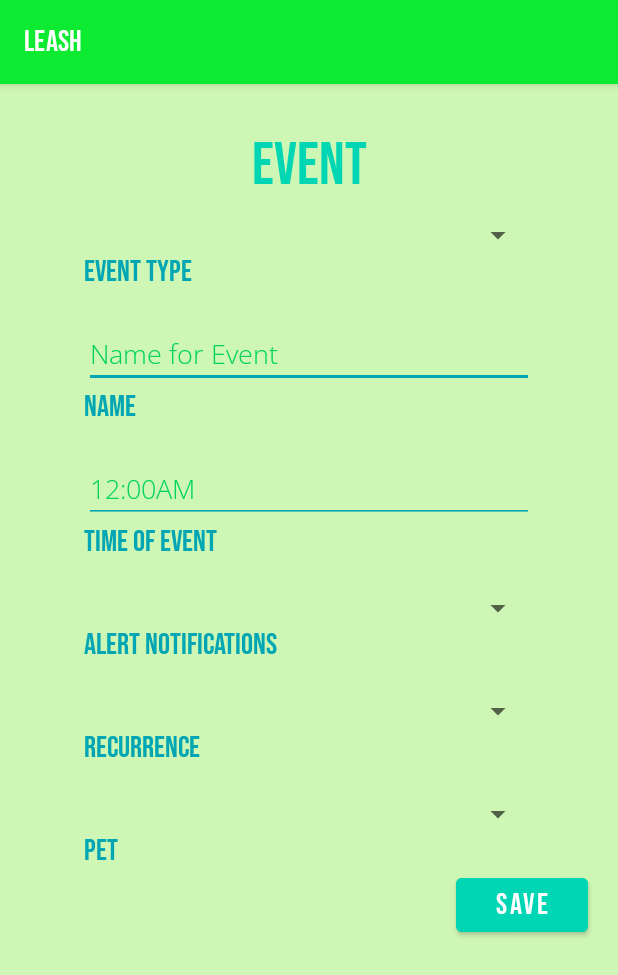
After one commit to kuznicmd-CSSE-483/Leash, an Android app: the fragment EventsCreateFragment shown on its own in the app's theme, on a phone screen of 412 x 824 dp. The commit adds this screen. Shown: the top 975 px of the screen. Run offline under Robolectric (Android 15) with nearby library versions, the phone set to English and light mode, and no system bars.

Commit message:
Added Pets Edit and Events Create Fragments

```diff
--- a/app/src/main/java/edu/rosehulman/leash/adapters/PetsAdapter.kt
+++ b/app/src/main/java/edu/rosehulman/leash/adapters/PetsAdapter.kt
@@ -98,6 +98,6 @@ class PetsAdapter(val fragment: PetsFragment) : RecyclerView.Adapter<PetsAdapter
     }
 
     fun parseDate(time: Timestamp): String {
-        return "${time.toDate().month.toString() + 1}/${time.toDate().date.toString()}/${time.toDate().year.toString().substring(1,3)}"
+        return "${time.toDate().month + 1}/${time.toDate().date.toString()}/${time.toDate().year.toString().substring(1,3)}"
     }
 }
--- /dev/null
+++ b/app/src/main/java/edu/rosehulman/leash/ui/EventsCreateFragment.kt
@@ -0,0 +1,20 @@
+package edu.rosehulman.leash.ui
+
+import android.os.Bundle
+import android.view.LayoutInflater
+import android.view.View
+import android.view.ViewGroup
+import androidx.fragment.app.Fragment
+import edu.rosehulman.leash.R
+
+class EventsCreateFragment : Fragment() {
+
+    override fun onCreateView(
+        inflater: LayoutInflater, container: ViewGroup?,
+        savedInstanceState: Bundle?
+    ): View {
+        // Inflate the layout for this fragment
+        return inflater.inflate(R.layout.fragment_events_create, container, false)
+    }
+
+}
--- a/app/src/main/java/edu/rosehulman/leash/ui/PetsCreateFragment.kt
+++ b/app/src/main/java/edu/rosehulman/leash/ui/PetsCreateFragment.kt
@@ -28,7 +28,7 @@ class PetsCreateFragment : Fragment() {
         inflater: LayoutInflater,
         container: ViewGroup?,
         savedInstanceState: Bundle?
-    ): View? {
+    ): View {
         model = ViewModelProvider(requireActivity()).get(PetsViewModel::class.java)
         binding = FragmentPetsCreateBinding.inflate(inflater, container, false)
 
--- /dev/null
+++ b/app/src/main/res/layout/fragment_events_create.xml
@@ -0,0 +1,168 @@
+<?xml version="1.0" encoding="utf-8"?>
+
+<ScrollView xmlns:android="http://schemas.android.com/apk/res/android"
+    xmlns:app="http://schemas.android.com/apk/res-auto"
+    xmlns:tools="http://schemas.android.com/tools"
+    android:id="@+id/scrollView"
+    android:layout_width="match_parent"
+    android:layout_height="match_parent"
+    android:fillViewport="true">
+
+    <RelativeLayout
+        android:layout_width="match_parent"
+        android:layout_height="match_parent"
+        android:background="@color/Foxtrot"
+        tools:context=".MainActivity">
+
+        <TextView
+            android:id="@+id/event_create_header"
+            android:layout_width="match_parent"
+            android:layout_height="wrap_content"
+            android:layout_marginStart="8dp"
+            android:layout_marginTop="30dp"
+            android:layout_marginEnd="8dp"
+            android:text="Event"
+            android:textAlignment="center"
+            android:textColor="@color/Golf"
+            android:textSize="40sp" />
+
+        <Spinner
+            android:id="@+id/event_type_create_spinner"
+            android:layout_width="300dp"
+            android:layout_height="wrap_content"
+            android:layout_below="@id/event_create_header"
+            android:layout_centerHorizontal="true"
+            android:layout_marginTop="10dp"
+            android:spinnerMode="dropdown" />
+
+        <TextView
+            android:id="@+id/event_type_create_textView"
+            android:layout_width="match_parent"
+            android:layout_height="wrap_content"
+            android:layout_below="@id/event_type_create_spinner"
+            android:layout_alignLeft="@id/event_type_create_spinner"
+            android:text="@string/events_edit_event_type"
+            android:textColor="@color/Hotel"
+            android:textSize="20sp" />
+
+        <EditText
+            android:id="@+id/name_create_editText"
+            android:layout_width="300dp"
+            android:layout_height="wrap_content"
+            android:layout_below="@id/event_type_create_textView"
+            android:layout_centerHorizontal="true"
+            android:layout_marginTop="20dp"
+            android:backgroundTint="@color/Hotel"
+            android:fontFamily="@font/open_sans_light"
+            android:hint="@string/events_edit_name_hint"
+            android:importantForAutofill="no"
+            android:inputType="text"
+            android:textColorHint="@color/Bravo" />
+
+        <TextView
+            android:id="@+id/name_create_textView"
+            android:layout_width="match_parent"
+            android:layout_height="wrap_content"
+            android:layout_below="@id/name_create_editText"
+            android:layout_alignLeft="@id/event_type_create_spinner"
+            android:text="@string/events_edit_name"
+            android:textColor="@color/Hotel"
+            android:textSize="20sp" />
+
+        <EditText
+            android:id="@+id/time_create_editText"
+            android:layout_width="300dp"
+            android:layout_height="wrap_content"
+            android:layout_below="@id/name_create_textView"
+            android:layout_centerHorizontal="true"
+            android:layout_marginTop="20dp"
+            android:backgroundTint="@color/Hotel"
+            android:fontFamily="@font/open_sans_light"
+            android:hint="@string/events_edit_time_hint"
+            android:importantForAutofill="no"
+            android:inputType="text"
+            android:textColorHint="@color/Bravo" />
+
+        <TextView
+            android:id="@+id/time_create_textView"
+            android:layout_width="match_parent"
+            android:layout_height="wrap_content"
+            android:layout_below="@id/time_create_editText"
+            android:layout_alignLeft="@id/event_type_create_spinner"
+            android:text="@string/events_edit_time"
+            android:textColor="@color/Hotel"
+            android:textSize="20sp" />
+
+        <Spinner
+            android:id="@+id/alert_create_spinner"
+            android:layout_width="300dp"
+            android:layout_height="wrap_content"
+            android:layout_below="@id/time_create_textView"
+            android:layout_centerHorizontal="true"
+            android:layout_marginTop="20dp"
+            android:spinnerMode="dropdown" />
+
+        <TextView
+            android:id="@+id/alert_create_textView"
+            android:layout_width="match_parent"
+            android:layout_height="wrap_content"
+            android:layout_below="@id/alert_create_spinner"
+            android:layout_alignLeft="@id/event_type_create_spinner"
+            android:text="@string/events_edit_alert"
+            android:textColor="@color/Hotel"
+            android:textSize="20sp" />
+
+        <Spinner
+            android:id="@+id/recurrence_create_spinner"
+            android:layout_width="300dp"
+            android:layout_height="wrap_content"
+            android:layout_below="@id/alert_create_textView"
+            android:layout_centerHorizontal="true"
+            android:layout_marginTop="20dp"
+            android:spinnerMode="dropdown" />
+
+        <TextView
+            android:id="@+id/recurrence_create_textView"
+            android:layout_width="match_parent"
+            android:layout_height="wrap_content"
+            android:layout_below="@id/recurrence_create_spinner"
+            android:layout_alignLeft="@id/event_type_create_spinner"
+            android:text="@string/events_edit_recurrence"
+            android:textColor="@color/Hotel"
+            android:textSize="20sp" />
+
+        <Spinner
+            android:id="@+id/pet_create_spinner"
+            android:layout_width="300dp"
+            android:layout_height="wrap_content"
+            android:layout_below="@id/recurrence_create_textView"
+            android:layout_centerHorizontal="true"
+            android:layout_marginTop="20dp"
+            android:spinnerMode="dropdown" />
+
+        <TextView
+            android:id="@+id/pet_create_textView"
+            android:layout_width="match_parent"
+            android:layout_height="wrap_content"
+            android:layout_below="@id/pet_create_spinner"
+            android:layout_alignLeft="@id/event_type_create_spinner"
+            android:text="@string/events_edit_pet_type"
+            android:textColor="@color/Hotel"
+            android:textSize="20sp" />
+
+        <Button
+            android:id="@+id/save_event_create_button"
+            android:layout_width="wrap_content"
+            android:layout_height="wrap_content"
+            android:layout_below="@id/pet_create_textView"
+            android:layout_alignParentRight="true"
+            android:layout_marginRight="20dp"
+            android:layout_marginBottom="20dp"
+            android:backgroundTint="@color/Golf"
+            android:text="@string/events_edit_save_button"
+            android:textColor="@color/white"
+            android:textSize="20sp" />
+
+
+    </RelativeLayout>
+</ScrollView>
```
Also changed, not shown: app/src/main/java/edu/rosehulman/leash/ui/PetsEditFragment.kt (added, +19 -0 lines), app/src/main/res/layout/fragment_pets_edit.xml (added, +185 -0 lines).
